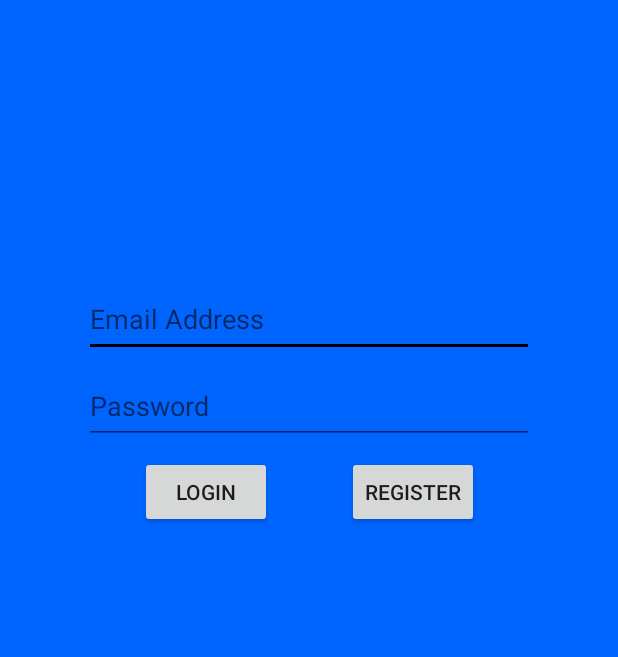
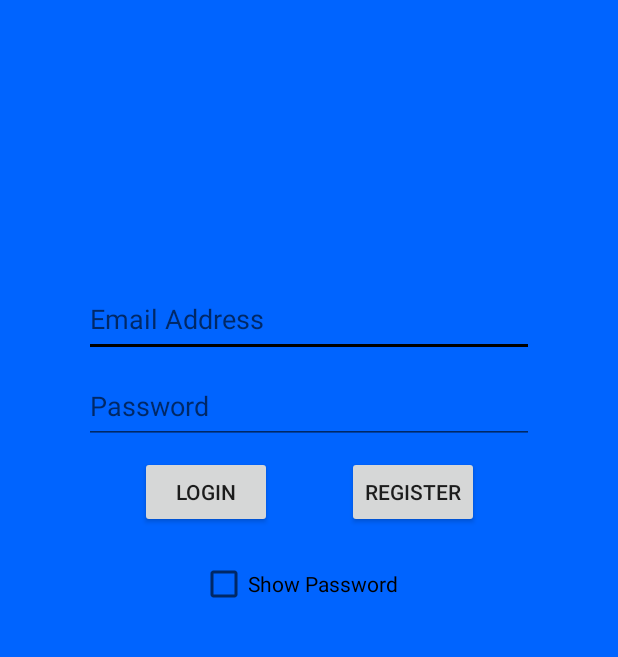
Before and after one commit to devlontechron/450Android-HackAlong, an Android app: the screen it shows after launch (MainActivity), on a phone screen of 412 x 824 dp, the part 299-956 px from its top. Run offline under Robolectric (Android 15) with nearby library versions, the phone set to English and light mode, and no system bars.

Commit message:
1st commit

```diff
--- a/app/src/main/java/group6/tcss450/uw/edu/hackalong/LoginFragment.java
+++ b/app/src/main/java/group6/tcss450/uw/edu/hackalong/LoginFragment.java
@@ -9,10 +9,14 @@ import android.content.Context;
 import android.content.SharedPreferences;
 import android.os.Bundle;
 import android.support.v4.app.Fragment;
+import android.text.method.HideReturnsTransformationMethod;
+import android.text.method.PasswordTransformationMethod;
 import android.view.LayoutInflater;
 import android.view.View;
 import android.view.ViewGroup;
 import android.widget.Button;
+import android.widget.CheckBox;
+import android.widget.CompoundButton;
 import android.widget.EditText;
 import android.widget.Toast;
 
@@ -33,6 +37,8 @@ public class LoginFragment extends Fragment implements View.OnClickListener, Log
     EditText email;
     /* the password textbox */
     EditText pwd;
+    CheckBox checkbox;
+
     /**
      * Required empty constructor
      */
@@ -56,6 +62,20 @@ public class LoginFragment extends Fragment implements View.OnClickListener, Log
         b.setOnClickListener(this);
         email = (EditText) v.findViewById(R.id.loginemail);
         pwd = (EditText) v.findViewById(R.id.loginpassword);
+        checkbox = (CheckBox) v.findViewById(R.id.checkBox2);
+        checkbox.setOnCheckedChangeListener(new CompoundButton.OnCheckedChangeListener() {
+
+            public void onCheckedChanged(CompoundButton buttonView, boolean isChecked) {
+                // checkbox status is changed from uncheck to checked.
+                if (!isChecked) {
+                    // show password
+                    pwd.setTransformationMethod(PasswordTransformationMethod.getInstance());
+                } else {
+                    // hide password
+                    pwd.setTransformationMethod(HideReturnsTransformationMethod.getInstance());
+                }
+            }
+        });
         return v;
     }
 
--- a/app/src/main/res/layout/fragment_main_page.xml
+++ b/app/src/main/res/layout/fragment_main_page.xml
@@ -80,7 +80,17 @@
         tools:layout_editor_absoluteY="282dp"
         tools:layout_editor_absoluteX="-1dp" />
 
-
+    <CheckBox
+        android:id="@+id/checkBox2"
+        android:layout_width="146dp"
+        android:layout_height="32dp"
+        android:layout_marginLeft="8dp"
+        android:layout_marginRight="8dp"
+        android:layout_marginTop="77dp"
+        android:text="@string/show_pass"
+        app:layout_constraintLeft_toLeftOf="parent"
+        app:layout_constraintRight_toRightOf="parent"
+        app:layout_constraintTop_toBottomOf="@+id/loginpassword" />
 
 
 </android.support.constraint.ConstraintLayout>
--- a/app/src/main/res/values/strings.xml
+++ b/app/src/main/res/values/strings.xml
@@ -26,6 +26,7 @@
     <string name="contact">Contact info: d1durham@uw.edu</string>
     <string name="setting">Settings</string>
     <string name="logout">Logout</string>
+    <string name="show_pass">Show Password</string>
 
     <!--pref key values-->
     <string name ="isLoggedIn">ILI</string>>
```
Also changed, not shown: app/src/main/java/group6/tcss450/uw/edu/hackalong/RegisterFragment.java (+24 -1 lines), app/src/main/res/layout/fragment_register.xml (+6 -4 lines).
